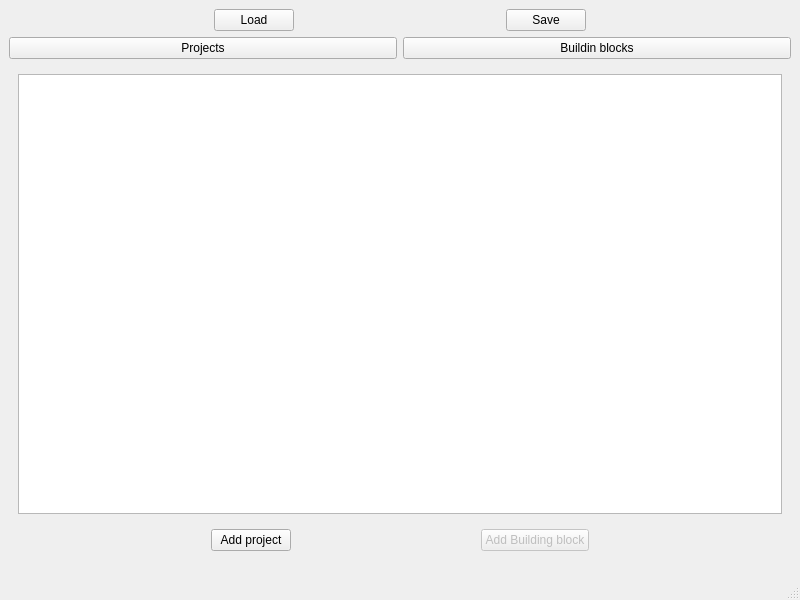
First picture: the form in src/mainwindow.ui, repository jfouche/bbm, before the edit.
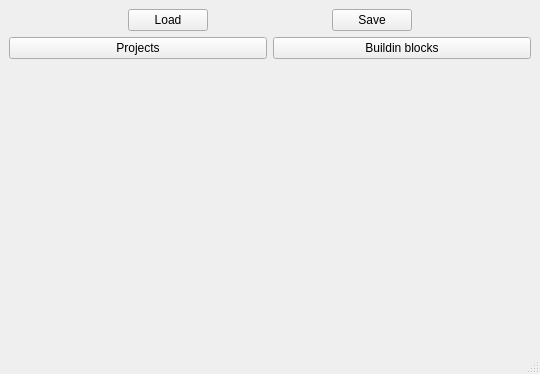
Second picture: the form after the edit.

Commit message: refactoring : move each page in MainWindow in separate Class / Files

```diff
--- a/src/mainwindow.ui
+++ b/src/mainwindow.ui
@@ -6,8 +6,8 @@
    <rect>
     <x>0</x>
     <y>0</y>
-    <width>800</width>
-    <height>600</height>
+    <width>540</width>
+    <height>374</height>
    </rect>
   </property>
   <property name="windowTitle">
@@ -91,149 +91,7 @@
      </layout>
     </item>
     <item>
-     <widget class="QStackedWidget" name="stackedWidget">
-      <widget class="QWidget" name="pageProject">
-       <layout class="QVBoxLayout" name="verticalLayout_2">
-        <item>
-         <layout class="QHBoxLayout" name="horizontalLayout_5">
-          <item>
-           <widget class="QListView" name="listProjects">
-            <property name="viewMode">
-             <enum>QListView::ListMode</enum>
-            </property>
-            <property name="modelColumn">
-             <number>0</number>
-            </property>
-           </widget>
-          </item>
-         </layout>
-        </item>
-        <item>
-         <widget class="QWidget" name="widget" native="true">
-          <layout class="QHBoxLayout" name="horizontalLayout">
-           <item>
-            <spacer name="horizontalSpacer_2">
-             <property name="orientation">
-              <enum>Qt::Horizontal</enum>
-             </property>
-             <property name="sizeHint" stdset="0">
-              <size>
-               <width>40</width>
-               <height>20</height>
-              </size>
-             </property>
-            </spacer>
-           </item>
-           <item>
-            <widget class="QPushButton" name="btnAddProject">
-             <property name="text">
-              <string>Add project</string>
-             </property>
-            </widget>
-           </item>
-           <item>
-            <spacer name="horizontalSpacer">
-             <property name="orientation">
-              <enum>Qt::Horizontal</enum>
-             </property>
-             <property name="sizeHint" stdset="0">
-              <size>
-               <width>40</width>
-               <height>20</height>
-              </size>
-             </property>
-            </spacer>
-           </item>
-           <item>
-            <widget class="QPushButton" name="btnAssignBbToProject">
-             <property name="enabled">
-              <bool>false</bool>
-             </property>
-             <property name="text">
-              <string>Add Building block</string>
-             </property>
-            </widget>
-           </item>
-           <item>
-            <spacer name="horizontalSpacer_3">
-             <property name="orientation">
-              <enum>Qt::Horizontal</enum>
-             </property>
-             <property name="sizeHint" stdset="0">
-              <size>
-               <width>40</width>
-               <height>20</height>
-              </size>
-             </property>
-            </spacer>
-           </item>
-          </layout>
-         </widget>
-        </item>
-       </layout>
-      </widget>
-      <widget class="QWidget" name="pageBuildingBlocks">
-       <layout class="QVBoxLayout" name="verticalLayout_3">
-        <item>
-         <layout class="QHBoxLayout" name="horizontalLayout_6">
-          <item>
-           <widget class="QLabel" name="label">
-            <property name="text">
-             <string>Filter</string>
-            </property>
-           </widget>
-          </item>
-          <item>
-           <widget class="QLineEdit" name="editFilter"/>
-          </item>
-         </layout>
-        </item>
-        <item>
-         <layout class="QHBoxLayout" name="horizontalLayout_8">
-          <item>
-           <widget class="QTreeView" name="treeBuildingBlocks"/>
-          </item>
-          <item>
-           <layout class="QVBoxLayout" name="verticalLayout_4">
-            <item>
-             <widget class="QPushButton" name="btnEditBuildingBlock">
-              <property name="text">
-               <string>Edit</string>
-              </property>
-             </widget>
-            </item>
-            <item>
-             <widget class="QPushButton" name="btnDelBuildingBlock">
-              <property name="text">
-               <string>Delete</string>
-              </property>
-             </widget>
-            </item>
-           </layout>
-          </item>
-         </layout>
-        </item>
-        <item>
-         <layout class="QHBoxLayout" name="horizontalLayout_4">
-          <item>
-           <widget class="QPushButton" name="btnAddBuildingBlock">
-            <property name="text">
-             <string>Add BB</string>
-            </property>
-           </widget>
-          </item>
-          <item>
-           <widget class="QPushButton" name="btnManageBuildingBlocks">
-            <property name="text">
-             <string>manage BB</string>
-            </property>
-           </widget>
-          </item>
-         </layout>
-        </item>
-       </layout>
-      </widget>
-     </widget>
+     <widget class="QStackedWidget" name="stackedWidget"/>
     </item>
    </layout>
   </widget>
```
Left out of the diff: 70 changed lines with no effect on the pictures. The commit also changes 9 other files.
